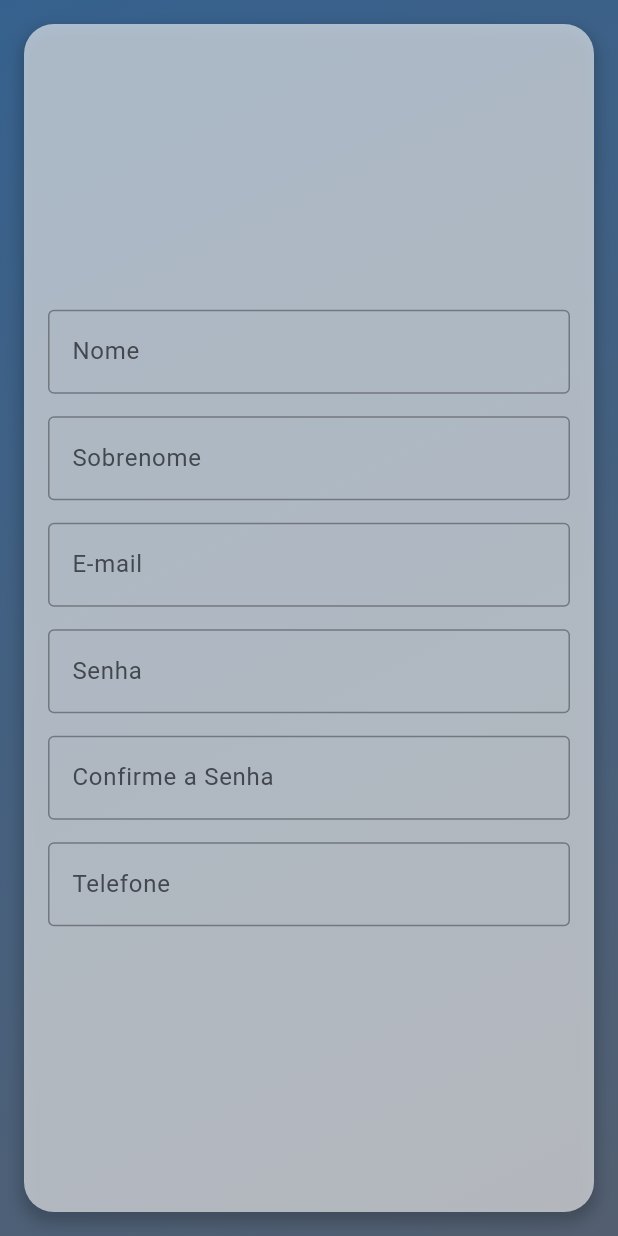
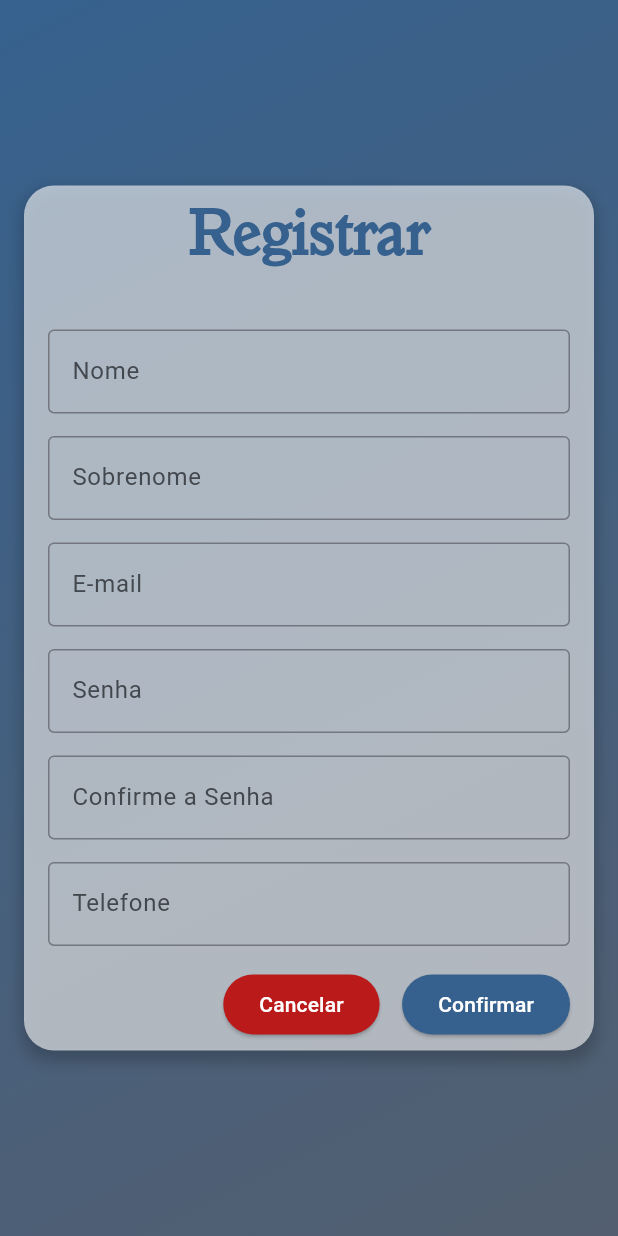
Before and after one commit to mugiwarajeff/bookstanis, a Flutter app: the LoginView screen opened by its route, after a tap on "Login", after a tap on "Registrar", on a phone screen of 412 x 824 dp. Run offline on Flutter 3.47's test engine with Material 3 defaults, Android fonts, the light colour scheme and no system bars; our stand-ins replace bloc, firebase_core, flutter_bloc; accounts and stored records are empty; generated files the repository leaves out were written again.

Commit message:
adding buttons on signupform

```diff
--- a/lib/app/features/login/login_view.dart
+++ b/lib/app/features/login/login_view.dart
@@ -24,6 +24,7 @@ class LoginView extends StatelessWidget {
         body: SingleChildScrollView(
       child: Container(
         height: MediaQuery.of(context).size.height,
+        width: MediaQuery.of(context).size.width,
         decoration: BoxDecoration(
             gradient: LinearGradient(
                 colors: [primaryColor, secondaryColor],
@@ -59,7 +60,11 @@ class LoginView extends StatelessWidget {
           }
 
           if (state is SignUpFormState) {
-            return SignupForm(signup: state.signup);
+            return Center(
+                child: SignupForm(
+              signup: state.signup,
+              loginCubit: loginCubit,
+            ));
           }
 
           return const SizedBox.shrink();
--- a/lib/app/features/login/widgets/signup_form.dart
+++ b/lib/app/features/login/widgets/signup_form.dart
@@ -1,10 +1,12 @@
+import 'package:bookstanis/app/features/login/bloc/login_cubit.dart';
 import 'package:bookstanis/app/features/login/models/signup.dart';
 import 'package:flutter/material.dart';
 import 'package:flutter_gen/gen_l10n/app_localizations.dart';
 
 class SignupForm extends StatelessWidget {
   final Signup signup;
-  const SignupForm({super.key, required this.signup});
+  final LoginCubit loginCubit;
+  const SignupForm({super.key, required this.signup, required this.loginCubit});
 
   @override
   Widget build(BuildContext context) {
@@ -13,6 +15,8 @@ class SignupForm extends StatelessWidget {
 
     final Color primaryColor = Theme.of(context).colorScheme.primary;
     final Color onPrimaryColor = Theme.of(context).colorScheme.onPrimary;
+    final Color errorColor = Theme.of(context).colorScheme.error;
+    final Color onErrorColor = Theme.of(context).colorScheme.onError;
 
     final String firstNameText = AppLocalizations.of(context)!.firstName;
     final String lastNameText = AppLocalizations.of(context)!.lastName;
@@ -21,11 +25,14 @@ class SignupForm extends StatelessWidget {
     final String confirmPasswordText =
         AppLocalizations.of(context)!.confirmPass;
     final String phoneText = AppLocalizations.of(context)!.phone;
+    final String signUpText = AppLocalizations.of(context)!.signup;
+    final String confirmText = AppLocalizations.of(context)!.confirm;
+    final String cancelText = AppLocalizations.of(context)!.cancel;
 
     return Padding(
       padding: const EdgeInsets.all(16.0),
       child: Container(
-        height: mediaSize.height * 0.55,
+        height: mediaSize.height * 0.7,
         width: mediaSize.width,
         decoration: BoxDecoration(
             boxShadow: [
@@ -38,10 +45,24 @@ class SignupForm extends StatelessWidget {
             ],
             borderRadius: BorderRadius.circular(20),
             color: onPrimaryColor.withOpacity(0.6)),
-        child: Form(
+        child: Column(
+          children: [
+            Text(
+              signUpText,
+              style: TextStyle(
+                  fontSize: 42,
+                  color: primaryColor,
+                  fontFamily: "Granada-Serial",
+                  fontWeight: FontWeight.bold),
+            ),
+            const SizedBox(
+              height: 20,
+            ),
+            Form(
                 key: formKey,
                 child: Padding(
                   padding: const EdgeInsets.all(16.0),
+                  child: SingleChildScrollView(
                     child: Column(
                       mainAxisAlignment: MainAxisAlignment.center,
                       children: [
@@ -138,9 +159,51 @@ class SignupForm extends StatelessWidget {
                               label: Text(phoneText),
                               hintText: phoneText),
                         ),
+                        const SizedBox(
+                          height: 15,
+                        ),
+                        OverflowBar(
+                          alignment: MainAxisAlignment.end,
+                          children: [
+                            ElevatedButton(
+                                onPressed: () {
+                                  loginCubit.loadLoginForm();
+                                },
+                                style: ButtonStyle(
+                                    backgroundColor:
+                                        WidgetStatePropertyAll(errorColor)),
+                                child: Text(
+                                  cancelText,
+                                  style: TextStyle(color: onErrorColor),
+                                )),
+                            const SizedBox(
+                              width: 15,
+                            ),
+                            ElevatedButton(
+                              onPressed: () {
+                                if (!(formKey.currentState?.validate() ??
+                                    false)) {
+                                  return;
+                                }
+
+                                print("fazendo algo");
+                              },
+                              style: ButtonStyle(
+                                  backgroundColor:
+                                      WidgetStatePropertyAll(primaryColor)),
+                              child: Text(
+                                confirmText,
+                                style: TextStyle(color: onPrimaryColor),
+                              ),
+                            )
+                          ],
+                        )
                       ],
                     ),
+                  ),
                 )),
+          ],
+        ),
       ),
     );
   }
--- a/lib/app/shared/l10n/app_en.arb
+++ b/lib/app/shared/l10n/app_en.arb
@@ -37,5 +37,9 @@
     "invalidEmail": "Invalid E-mail Format",
     "@invalidEmail": {},
     "invalidPhone": "Invalid Phone Format",
-    "@invalidPhone": {}
+    "@invalidPhone": {},
+    "confirm": "Confirm",
+    "@confirm": {},
+    "cancel": "Cancel",
+    "@cancel": {}
 }
--- a/lib/app/shared/l10n/app_pt.arb
+++ b/lib/app/shared/l10n/app_pt.arb
@@ -37,5 +37,9 @@
     "invalidEmail": "Formato de E-mail Inválido",
     "@invalidEmail": {},
     "invalidPhone": "Formato de Telefone Inválido",
-    "@invalidPhone": {}
+    "@invalidPhone": {},
+    "confirm": "Confirmar",
+    "@confirm": {},
+    "cancel": "Cancelar",
+    "@cancel": {}
 }
```
Lines whose indentation alone changed are shown as unchanged.
